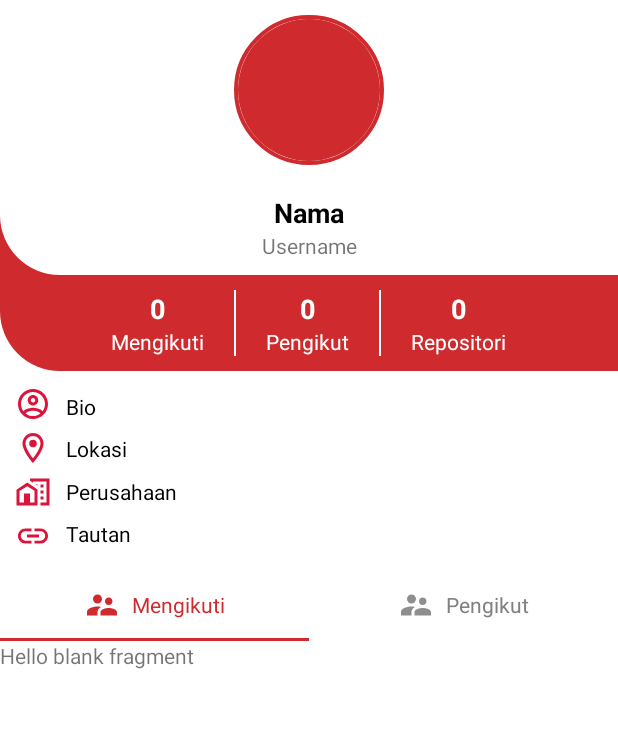
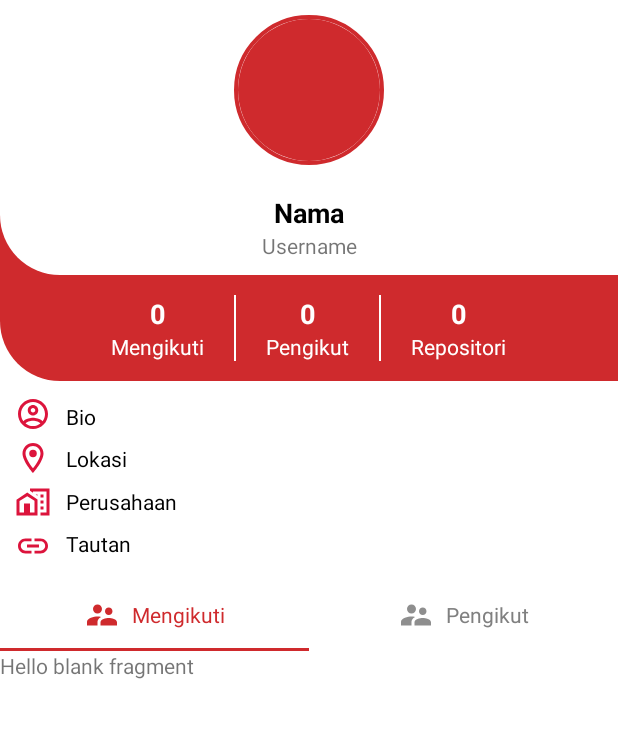
Before and after one commit to yumtaufikhidayat/gitser, an Android app: the DetailProfileActivity screen opened directly, with no data from a screen before it, on a phone screen of 412 x 824 dp, the part 84-822 px from its top. Run offline under Robolectric (Android 15) with nearby library versions, the phone set to English and light mode, and no system bars; our stand-ins replace CircleImageView; network calls fail; pictures from the network do not load; 2 statements that could not run were skipped.

Commit message:
Fixing profile activity, profile detail activity, and profile main activity.

```diff
--- a/app/src/main/res/layout/activity_detail_main.xml
+++ b/app/src/main/res/layout/activity_detail_main.xml
@@ -90,8 +90,8 @@
             <LinearLayout
                 android:layout_width="match_parent"
                 android:layout_height="wrap_content"
-                android:paddingTop="10dp"
-                android:paddingBottom="10dp"
+                android:paddingTop="13dp"
+                android:paddingBottom="13dp"
                 android:orientation="horizontal"
                 android:gravity="center"
                 android:background="@drawable/second_layer">
--- a/app/src/main/res/layout/activity_detail_profile.xml
+++ b/app/src/main/res/layout/activity_detail_profile.xml
@@ -90,8 +90,8 @@
             <LinearLayout
                 android:layout_width="match_parent"
                 android:layout_height="wrap_content"
-                android:paddingTop="10dp"
-                android:paddingBottom="10dp"
+                android:paddingTop="13dp"
+                android:paddingBottom="13dp"
                 android:orientation="horizontal"
                 android:gravity="center"
                 android:background="@drawable/second_layer">
--- a/app/src/main/res/layout/activity_profile.xml
+++ b/app/src/main/res/layout/activity_profile.xml
@@ -85,8 +85,8 @@
         <LinearLayout
             android:layout_width="match_parent"
             android:layout_height="wrap_content"
-            android:paddingTop="10dp"
-            android:paddingBottom="10dp"
+            android:paddingTop="13dp"
+            android:paddingBottom="13dp"
             android:orientation="horizontal"
             android:gravity="center"
             android:background="@drawable/second_layer">
```
